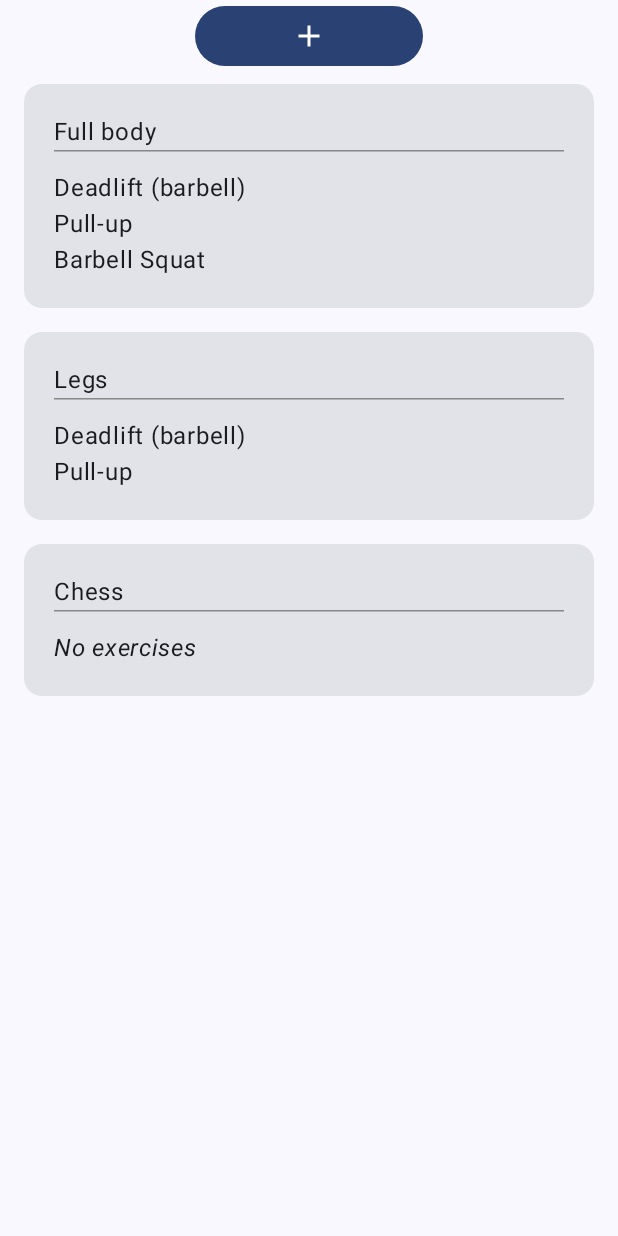
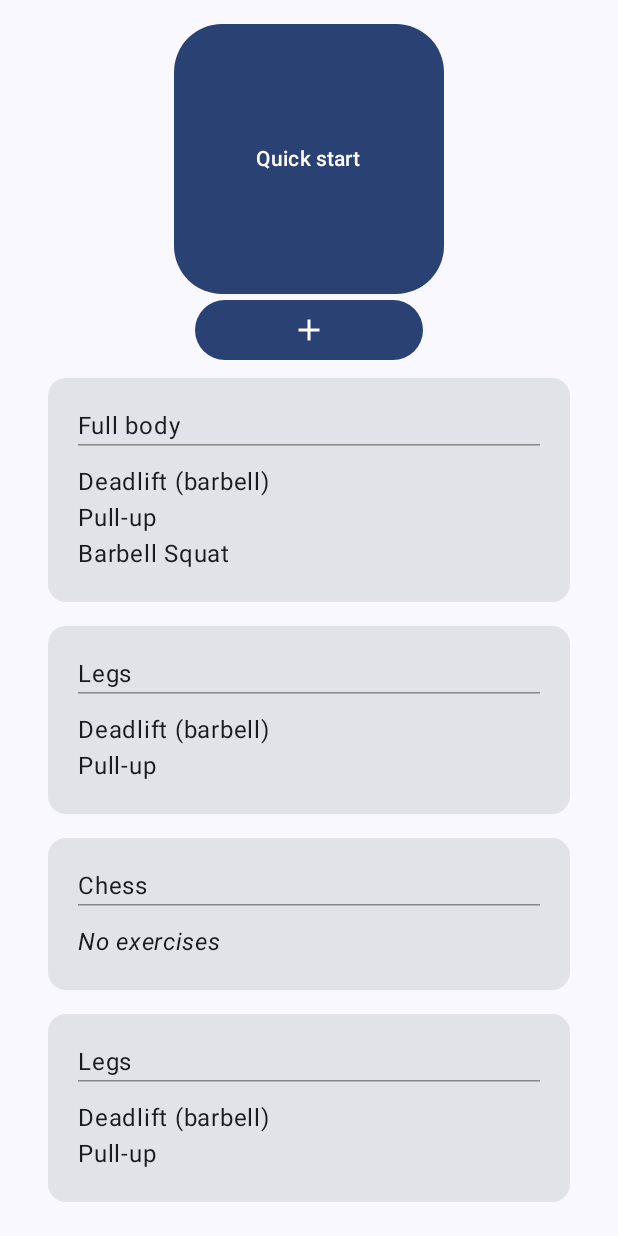
Before and after one commit to markuslem/GymNotebook, an Android app built with Jetpack Compose: the screen it shows after launch (MainActivity), on a phone screen of 412 x 824 dp. Run offline under Robolectric (Android 15) with nearby library versions, the phone set to English and light mode, and no system bars.

Commit message:
Added 'Quick Start' button

```diff
--- a/app/src/main/java/com/example/gymnotebook/data/DataSource.kt
+++ b/app/src/main/java/com/example/gymnotebook/data/DataSource.kt
@@ -21,6 +21,18 @@ object DataSource {
         WorkoutPlan(
             title = "Chess",
             exercisesList = null
+        ),
+        WorkoutPlan(
+            title = "Legs",
+            exercisesList = listOf(
+                exercise1, exercise2
+            )
+        ),
+        WorkoutPlan(
+            title = "Legs",
+            exercisesList = listOf(
+                exercise1, exercise2
+            )
         )
     )
 }
--- a/app/src/main/java/com/example/gymnotebook/ui/RecordWorkoutScreen.kt
+++ b/app/src/main/java/com/example/gymnotebook/ui/RecordWorkoutScreen.kt
@@ -1,12 +1,15 @@
 package com.example.gymnotebook.ui
 
+import androidx.compose.foundation.layout.Arrangement
 import androidx.compose.foundation.layout.Column
 import androidx.compose.foundation.layout.fillMaxSize
+import androidx.compose.foundation.layout.fillMaxWidth
 import androidx.compose.foundation.layout.padding
 import androidx.compose.foundation.layout.size
 import androidx.compose.foundation.layout.width
 import androidx.compose.foundation.lazy.LazyColumn
 import androidx.compose.foundation.lazy.items
+import androidx.compose.foundation.shape.RoundedCornerShape
 import androidx.compose.material.icons.Icons
 import androidx.compose.material.icons.filled.Add
 import androidx.compose.material3.Button
@@ -14,20 +17,34 @@ import androidx.compose.material3.ElevatedButton
 import androidx.compose.material3.Icon
 import androidx.compose.material3.IconButton
 import androidx.compose.material3.OutlinedButton
+import androidx.compose.material3.Text
 import androidx.compose.runtime.Composable
 import androidx.compose.ui.Alignment
 import androidx.compose.ui.tooling.preview.Preview
 import androidx.compose.ui.unit.dp
 import com.example.gymnotebook.ui.theme.GymNotebookTheme
 import androidx.compose.ui.Modifier
+import androidx.compose.ui.graphics.RectangleShape
 import com.example.gymnotebook.data.DataSource
 
 @Composable
 fun RecordWorkoutScreen(
     modifier: Modifier = Modifier,
 ) {
-    Column(modifier = Modifier) {
-
+    Column (modifier = Modifier.fillMaxWidth().padding(16.dp)) {
+        Button(
+            onClick = { /*TODO*/ },
+            modifier = Modifier
+                .size(180.dp)
+                .align(Alignment.CenterHorizontally),
+            shape = RoundedCornerShape(32.dp)
+        ) {
+            Text(text = "Quick start")
+        }
+        Column(
+            modifier = Modifier.fillMaxSize(),
+            verticalArrangement = Arrangement.Center
+        ) {
             Button(
                 onClick = { /*TODO: Navigate to a new Screen*/ },
                 modifier = Modifier
@@ -55,6 +72,8 @@ fun RecordWorkoutScreen(
         }
     }
 
+}
+
 @Preview
 @Composable
 fun RecordWorkoutScreenPreview() {
```
Lines whose indentation alone changed are shown as unchanged.
